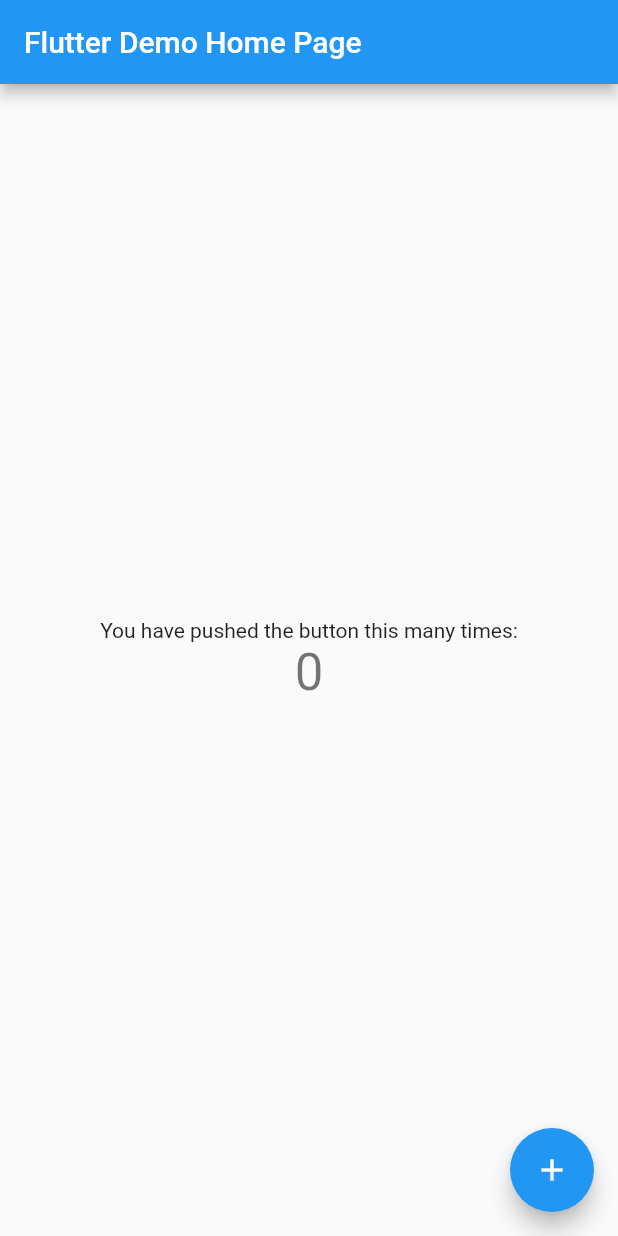
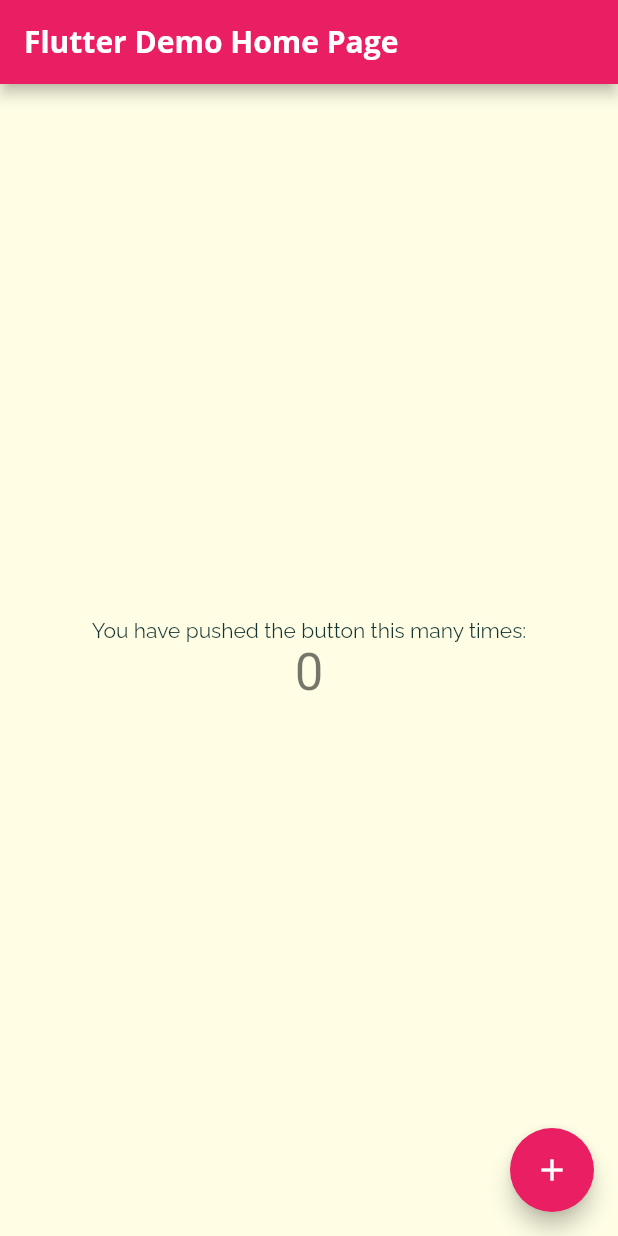
Before and after one commit to khushboo0801/meals_app, a Flutter app: the screen it shows after launch, on a phone screen of 412 x 824 dp. Run offline on Flutter 3.47's test engine with Material 2 defaults, Android fonts, the phone set to English and light mode, and no system bars.

Commit message:
theme setup

```diff
--- a/lib/main.dart
+++ b/lib/main.dart
@@ -6,23 +6,27 @@ void main() {
 
 class MyApp extends StatelessWidget {
   const MyApp({Key? key}) : super(key: key);
-
-  // This widget is the root of your application.
   @override
   Widget build(BuildContext context) {
     return MaterialApp(
-      title: 'Flutter Demo',
+      title: 'DeliMeals',
       theme: ThemeData(
-        // This is the theme of your application.
-        //
-        // Try running your application with "flutter run". You'll see the
-        // application has a blue toolbar. Then, without quitting the app, try
-        // changing the primarySwatch below to Colors.green and then invoke
-        // "hot reload" (press "r" in the console where you ran "flutter run",
-        // or simply save your changes to "hot reload" in a Flutter IDE).
-        // Notice that the counter didn't reset back to zero; the application
-        // is not restarted.
-        primarySwatch: Colors.blue,
+        primarySwatch: Colors.pink,
+        canvasColor: const Color.fromRGBO(255, 254, 229, 1),
+        fontFamily: 'RaleWay',
+        textTheme: ThemeData.light().textTheme.copyWith(
+              bodyText1: const TextStyle(
+                color: Color.fromRGBO(20, 51, 51, 1),
+              ),
+              bodyText2: const TextStyle(
+                color: Color.fromRGBO(20, 51, 51, 1),
+              ),
+              headline6: const TextStyle(
+                fontSize: 20,
+                fontFamily: 'OpenSans',
+                fontWeight: FontWeight.bold,
+              ),
+            ),
       ),
       home: const MyHomePage(title: 'Flutter Demo Home Page'),
     );
@@ -31,16 +35,6 @@ class MyApp extends StatelessWidget {
 
 class MyHomePage extends StatefulWidget {
   const MyHomePage({Key? key, required this.title}) : super(key: key);
-
-  // This widget is the home page of your application. It is stateful, meaning
-  // that it has a State object (defined below) that contains fields that affect
-  // how it looks.
-
-  // This class is the configuration for the state. It holds the values (in this
-  // case the title) provided by the parent (in this case the App widget) and
-  // used by the build method of the State. Fields in a Widget subclass are
-  // always marked "final".
-
   final String title;
 
   @override
@@ -52,47 +46,18 @@ class _MyHomePageState extends State<MyHomePage> {
 
   void _incrementCounter() {
     setState(() {
-      // This call to setState tells the Flutter framework that something has
-      // changed in this State, which causes it to rerun the build method below
-      // so that the display can reflect the updated values. If we changed
-      // _counter without calling setState(), then the build method would not be
-      // called again, and so nothing would appear to happen.
       _counter++;
     });
   }
 
   @override
   Widget build(BuildContext context) {
-    // This method is rerun every time setState is called, for instance as done
-    // by the _incrementCounter method above.
-    //
-    // The Flutter framework has been optimized to make rerunning build methods
-    // fast, so that you can just rebuild anything that needs updating rather
-    // than having to individually change instances of widgets.
     return Scaffold(
       appBar: AppBar(
-        // Here we take the value from the MyHomePage object that was created by
-        // the App.build method, and use it to set our appbar title.
         title: Text(widget.title),
       ),
       body: Center(
-        // Center is a layout widget. It takes a single child and positions it
-        // in the middle of the parent.
         child: Column(
-          // Column is also a layout widget. It takes a list of children and
-          // arranges them vertically. By default, it sizes itself to fit its
-          // children horizontally, and tries to be as tall as its parent.
-          //
-          // Invoke "debug painting" (press "p" in the console, choose the
-          // "Toggle Debug Paint" action from the Flutter Inspector in Android
-          // Studio, or the "Toggle Debug Paint" command in Visual Studio Code)
-          // to see the wireframe for each widget.
-          //
-          // Column has various properties to control how it sizes itself and
-          // how it positions its children. Here we use mainAxisAlignment to
-          // center the children vertically; the main axis here is the vertical
-          // axis because Columns are vertical (the cross axis would be
-          // horizontal).
           mainAxisAlignment: MainAxisAlignment.center,
           children: <Widget>[
             const Text(
@@ -109,7 +74,7 @@ class _MyHomePageState extends State<MyHomePage> {
         onPressed: _incrementCounter,
         tooltip: 'Increment',
         child: const Icon(Icons.add),
-      ), // This trailing comma makes auto-formatting nicer for build methods.
+      ),
     );
   }
 }
```
Also changed, not shown: pubspec.yaml (+26 -1 lines), assets/OpenSans-Bold.ttf (added), assets/OpenSans-Italic.ttf (added), assets/OpenSans-Light.ttf (added), assets/OpenSans-Regular.ttf (added), assets/Raleway-Black.ttf (added), assets/Raleway-Bold.ttf (added), assets/Raleway-Regular.ttf (added), assets/RobotoCondensed-Bold.ttf (added), assets/RobotoCondensed-Italic.ttf (added), assets/RobotoCondensed-Light.ttf (added), assets/RobotoCondensed-Regular.ttf (added), pubspec.lock.
